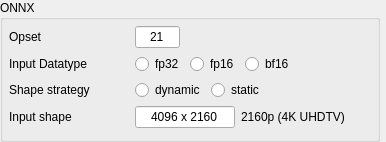
Above: ui/designer/ui_onnx_widget.ui from herlegon/hconvert before the change. Below: the same form after it.
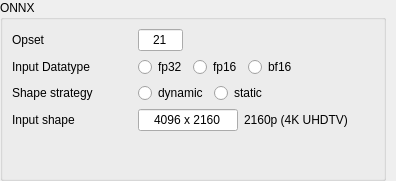
That is the form after the change.

What changed in the file:
```diff
--- a/ui/designer/ui_onnx_widget.ui
+++ b/ui/designer/ui_onnx_widget.ui
@@ -6,8 +6,8 @@
    <rect>
     <x>0</x>
     <y>0</y>
-    <width>386</width>
-    <height>142</height>
+    <width>396</width>
+    <height>181</height>
    </rect>
   </property>
   <property name="windowTitle">
@@ -43,17 +43,8 @@
      <property name="checkable">
       <bool>false</bool>
      </property>
-     <layout class="QVBoxLayout" name="verticalLayout_4">
-      <property name="leftMargin">
-       <number>6</number>
-      </property>
-      <property name="topMargin">
-       <number>6</number>
-      </property>
-      <property name="rightMargin">
-       <number>6</number>
-      </property>
-      <property name="bottomMargin">
+     <layout class="QVBoxLayout" name="layout_main">
+      <property name="spacing">
        <number>6</number>
       </property>
       <item>
```
Left out of the diff: 2 changed lines with no effect on the pictures.
